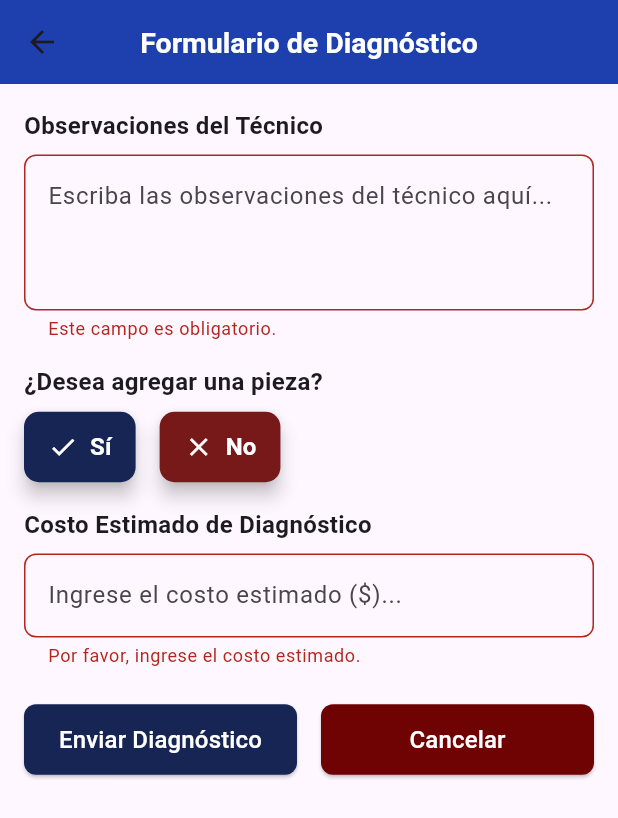
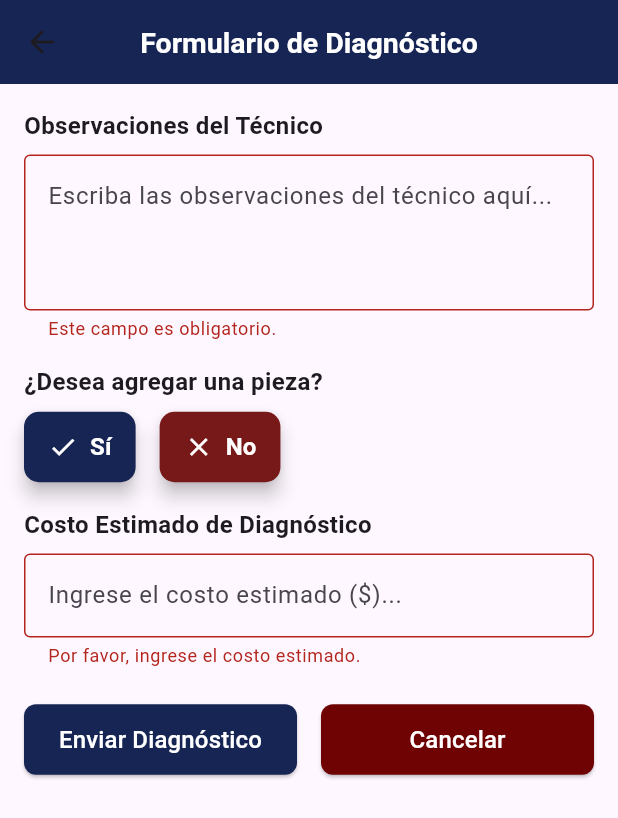
Before and after one commit to idav0/sigser_front, a Flutter app: the RepairFormScreen screen opened directly with empty values, after a tap on "Enviar Diagnóstico", on a phone screen of 412 x 824 dp. Shown: the top 818 px of the screen. Run offline on Flutter 3.47's test engine with Material 3 defaults, Android fonts, the phone set to English and light mode, and no system bars; our stand-ins replace awesome_dialog, dio, flutter_dotenv, font_awesome_flutter, shared_preferences; missing offline and left inert: mobile_scanner; accounts and stored records are empty.

Commit message:
commit FinalForm

```diff
--- a/lib/modules/kernel/widgets/repair_form_screen.dart
+++ b/lib/modules/kernel/widgets/repair_form_screen.dart
@@ -3,6 +3,7 @@ import 'package:flutter/material.dart';
 import 'package:dio/dio.dart';
 import 'package:flutter_dotenv/flutter_dotenv.dart';
 import 'package:awesome_dialog/awesome_dialog.dart';
+import 'package:shared_preferences/shared_preferences.dart';
 
 class RepairFormScreen extends StatefulWidget {
   final int repairId;
@@ -20,6 +21,7 @@ class _RepairFormScreenState extends State<RepairFormScreen> {
   final List<TextEditingController> _partsControllers = [];
   final Dio _dio = Dio();
   bool _addPartsVisible = false;
+  bool isLoading = false;
 
   final RegExp _validInputRegex = RegExp(r'^[a-zA-Z0-9ñÑ\s]+$');
 
@@ -66,14 +68,21 @@ class _RepairFormScreenState extends State<RepairFormScreen> {
     });
   }
 
+  void _saveDevices(devices) async {
+    final prefs = await SharedPreferences.getInstance();
+    final listDevices = jsonEncode(devices['data']);
+    await prefs.setString('listDevices', listDevices);
+  }
+
   Future<void> _submitForm() async {
     if (_formKey.currentState!.validate()) {
-      final String diagnosticObservations =
-          _technicianObservationsController.text;
-      final double diagnosticEstimatedCost =
-          double.parse(_estimatedCostController.text);
-      final String diagnosticParts =
-          _partsControllers.map((controller) => controller.text).join(', ');
+      setState(() {
+        isLoading = true;
+      });
+
+      final String diagnosticObservations = _technicianObservationsController.text;
+      final double diagnosticEstimatedCost = double.parse(_estimatedCostController.text);
+      final String diagnosticParts = _partsControllers.map((controller) => controller.text).join(', ');
 
       final Map<String, dynamic> requestData = {
         "id": widget.repairId,
@@ -81,47 +90,74 @@ class _RepairFormScreenState extends State<RepairFormScreen> {
         "diagnostic_parts": diagnosticParts,
         "diagnostic_estimated_cost": diagnosticEstimatedCost,
       };
-      debugPrint('Data a enviar: ${jsonEncode(requestData)}');
 
-      ScaffoldMessenger.of(context).showSnackBar(
-        const SnackBar(content: Text('Enviando formulario...')),
-      );
-
-      final String url =
-          '${dotenv.env['BASE_URL']}/repair/status/end-diagnostic';
+      final String url = '${dotenv.env['BASE_URL']}/repair/status/end-diagnostic';
 
       try {
+        final prefs = await SharedPreferences.getInstance();
+        final token = prefs.getString('token') ?? '';
+        final authority = prefs.getString('rol') ?? '';
+        final userId = prefs.getInt('id') ?? 0;
+
         final response = await _dio.put(
           url,
           data: jsonEncode(requestData),
-          options: Options(headers: {'Content-Type': 'application/json'}),
+          options: Options(headers: {'Authorization': 'Bearer $token', 'Content-Type': 'application/json'}),
         );
 
-        debugPrint('Respuesta del servidor: ${response.data}');
+        if (response.statusCode == 200) {
+          final String devicesUrl = authority == "TECHNICIAN"
+              ? '${dotenv.env['BASE_URL']}/repair/technician/$userId'
+              : '${dotenv.env['BASE_URL']}/repair/client/$userId';
 
-        if (response.statusCode == 200) {
-          ScaffoldMessenger.of(context).showSnackBar(
-            const SnackBar(content: Text('Diagnóstico enviado con éxito.')),
+          final devicesResponse = await _dio.get(
+            devicesUrl,
+            options: Options(headers: {'Authorization': 'Bearer $token'}),
           );
+
+          if (devicesResponse.statusCode == 200) {
+            final devicesData = devicesResponse.data;
+            _saveDevices(devicesData);
+
+            AwesomeDialog(
+              context: context,
+              dialogType: DialogType.success,
+              animType: AnimType.bottomSlide,
+              title: 'Formulario enviado correctamente',
+              desc: 'El diagnóstico se ha enviado con éxito.',
+            ).show().then((_) {
               Navigator.pop(context);
+            });
           } else {
-          ScaffoldMessenger.of(context).showSnackBar(
-            SnackBar(
-                content: Text('Error al enviar diagnóstico: ${response.data}')),
-          );
+            AwesomeDialog(
+              context: context,
+              dialogType: DialogType.error,
+              animType: AnimType.bottomSlide,
+              title: 'Error al actualizar dispositivos',
+              desc: 'Error al actualizar la lista de dispositivos.',
+            ).show();
           }
-      } on DioError catch (e) {
-        ScaffoldMessenger.of(context).showSnackBar(
-          SnackBar(
-              content:
-                  Text('Error de conexión: ${e.response?.data ?? e.message}')),
-        );
-        debugPrint('Error en la petición: ${e.response?.data ?? e.message}');
+        } else {
+          AwesomeDialog(
+            context: context,
+            dialogType: DialogType.error,
+            animType: AnimType.bottomSlide,
+            title: 'Error al enviar',
+            desc: 'Error al enviar diagnóstico.',
+          ).show();
+        }
       } catch (e) {
-        ScaffoldMessenger.of(context).showSnackBar(
-          SnackBar(content: Text('Error inesperado: $e')),
-        );
-        debugPrint('Error inesperado: $e');
+        AwesomeDialog(
+          context: context,
+          dialogType: DialogType.error,
+          animType: AnimType.bottomSlide,
+          title: 'Error de conexión',
+          desc: 'Error al conectar con el servidor: $e',
+        ).show();
+      } finally {
+        setState(() {
+          isLoading = false;
+        });
       }
     }
   }
@@ -136,10 +172,12 @@ class _RepairFormScreenState extends State<RepairFormScreen> {
               fontWeight: FontWeight.bold, fontSize: 19, color: Colors.white),
         ),
         centerTitle: true,
-        backgroundColor: const Color(0xFF1e40af),
+        backgroundColor: const Color(0xFF172554),
         elevation: 0,
       ),
-      body: SingleChildScrollView(
+      body: Stack(
+        children: [
+          SingleChildScrollView(
             padding: const EdgeInsets.all(16.0),
             child: Form(
               key: _formKey,
@@ -169,14 +207,12 @@ class _RepairFormScreenState extends State<RepairFormScreen> {
                         icon: const Icon(Icons.build, color: Colors.white),
                         label: const Text(
                           'Agregar pieza',
-                      style:
-                          TextStyle(fontSize: 14, fontWeight: FontWeight.bold),
+                          style: TextStyle(fontSize: 14, fontWeight: FontWeight.bold),
                         ),
                         style: ElevatedButton.styleFrom(
                           backgroundColor: const Color.fromARGB(255, 113, 121, 137),
                           foregroundColor: Colors.white,
-                      padding: const EdgeInsets.symmetric(
-                          horizontal: 16, vertical: 12),
+                          padding: const EdgeInsets.symmetric(horizontal: 16, vertical: 12),
                           shape: RoundedRectangleBorder(
                             borderRadius: BorderRadius.circular(8),
                           ),
@@ -211,7 +247,7 @@ class _RepairFormScreenState extends State<RepairFormScreen> {
                           onPressed: _submitForm,
                           style: ElevatedButton.styleFrom(
                             foregroundColor: Colors.white,
-                        backgroundColor: const Color(0xFF172554), // Azul
+                            backgroundColor: const Color(0xFF172554),
                             padding: const EdgeInsets.symmetric(vertical: 12),
                             shape: RoundedRectangleBorder(
                               borderRadius: BorderRadius.circular(8),
@@ -227,8 +263,7 @@ class _RepairFormScreenState extends State<RepairFormScreen> {
                       Expanded(
                         child: ElevatedButton(
                           onPressed: () {
-                        Navigator.pop(
-                            context); // Regresar a la pantalla anterior
+                            Navigator.pop(context);
                           },
                           style: ElevatedButton.styleFrom(
                             foregroundColor: Colors.white,
@@ -250,34 +285,44 @@ class _RepairFormScreenState extends State<RepairFormScreen> {
               ),
             ),
           ),
+          if (isLoading)
+            Container(
+              color: Colors.black54,
+              child: const Center(
+                child: CircularProgressIndicator(),
+              ),
+            ),
+        ],
+      ),
     );
   }
 
   Widget _buildSectionTitle(String title) {
     return Text(
       title,
-      style: const TextStyle(fontSize: 16, fontWeight: FontWeight.bold),
+      style: const TextStyle(
+        fontWeight: FontWeight.bold,
+        fontSize: 16,
+      ),
     );
   }
 
   Widget _buildTextField({
     required TextEditingController controller,
     required String hintText,
-    String? Function(String?)? validator,
+    required String? Function(String?) validator,
     int maxLines = 1,
     TextInputType keyboardType = TextInputType.text,
   }) {
     return TextFormField(
       controller: controller,
+      keyboardType: keyboardType,
+      maxLines: maxLines,
       decoration: InputDecoration(
         hintText: hintText,
-        border: OutlineInputBorder(
-          borderRadius: BorderRadius.circular(8),
-        ),
+        border: const OutlineInputBorder(),
       ),
       validator: validator,
-      maxLines: maxLines,
-      keyboardType: keyboardType,
     );
   }
 
```
Lines whose indentation alone changed are shown as unchanged.
